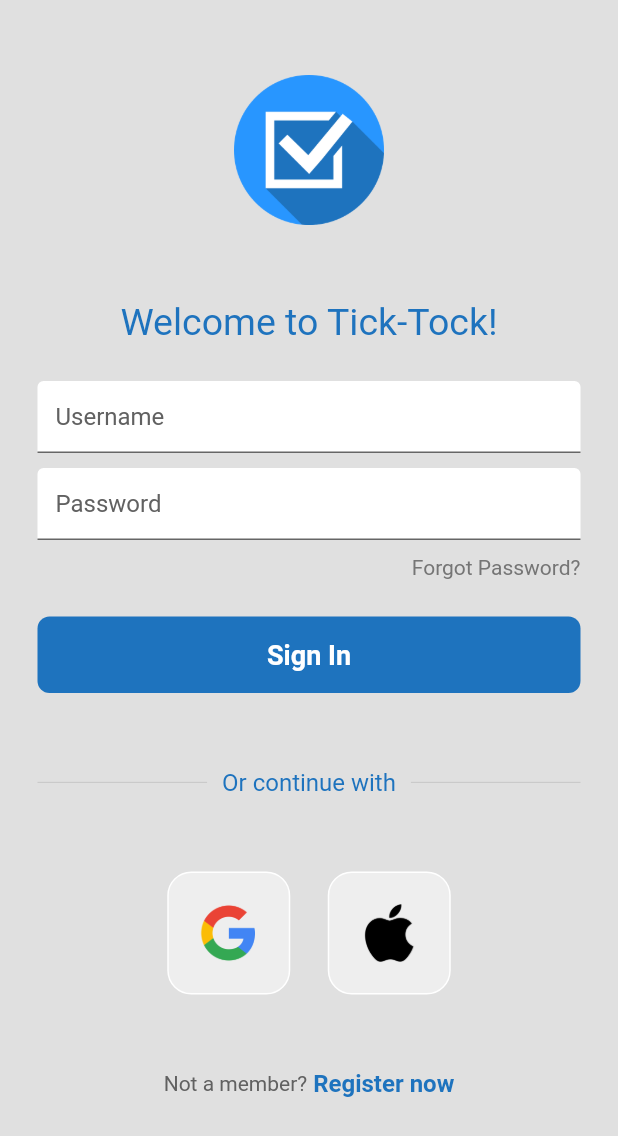
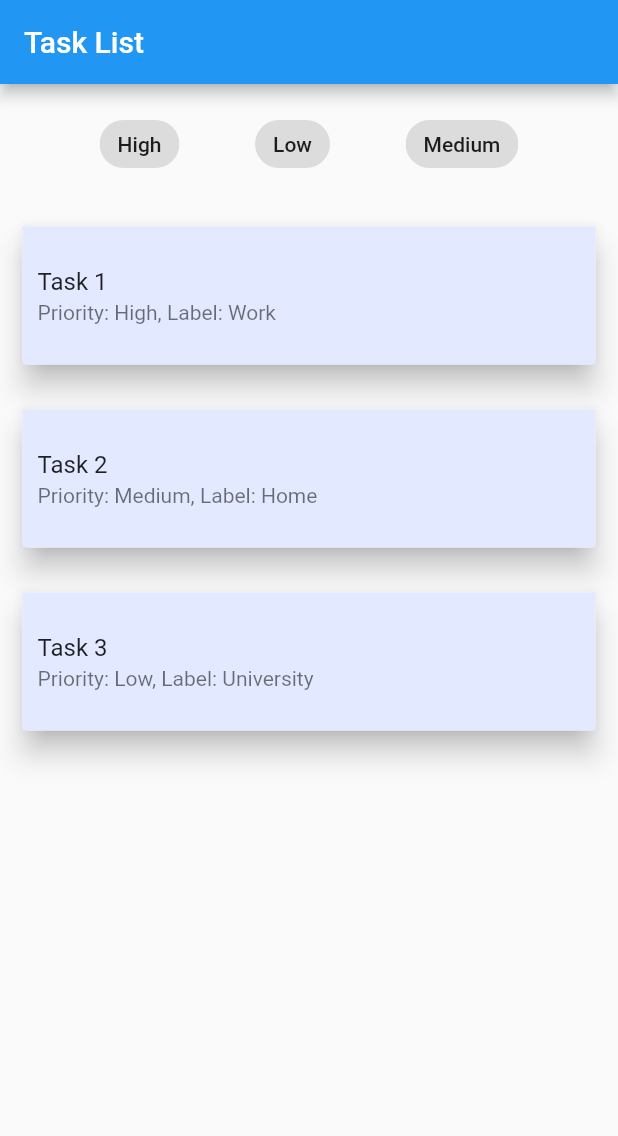
Before and after one commit to mudheerakariyawasam/to-do-app, a Flutter app: the screen it shows after launch, on a phone screen of 412 x 824 dp. Shown: the top 1136 px of the screen. Run offline on Flutter 3.47's test engine with Material 2 defaults, Android fonts, the phone set to English and light mode, and no system bars; our stand-ins replace animate_do, file_picker, fluttericon.

```diff
--- a/lib/main.dart
+++ b/lib/main.dart
@@ -3,6 +3,7 @@ import 'package:to_do_app/pages/dashboard_page.dart';
 import 'package:to_do_app/pages/datamanage_page.dart';
 import 'package:to_do_app/pages/taskadd_page.dart';
 import 'pages/login_page.dart';
+import 'pages/filter_page.dart';
 
 void main() {
   runApp(const MyApp());
@@ -15,7 +16,7 @@ class MyApp extends StatelessWidget {
   Widget build(BuildContext context) {
     return MaterialApp(
       debugShowCheckedModeBanner: false,
-      home: LoginPage(),
+      home: TaskListScreen(),
     );
   }
 }
--- /dev/null
+++ b/lib/model/task.dart
@@ -0,0 +1,14 @@
+class Task {
+  final String title;
+  final String priority;
+  final String label;
+
+  Task({required this.title, required this.priority, required this.label});
+}
+
+final List<Task> tasks = [
+  Task(title: "Task 1", priority: "High", label: "Work"),
+  Task(title: "Task 2", priority: "Medium", label: "Home"),
+  Task(title: "Task 3", priority: "Low", label: "University"),
+  // Add more tasks as needed
+];
--- a/lib/pages/datamanage_page.dart
+++ b/lib/pages/datamanage_page.dart
@@ -10,7 +10,7 @@ class DataManagePage extends StatelessWidget {
     return Scaffold(
       body: Container(
         width: double.infinity,
-        decoration: BoxDecoration(
+        decoration: const BoxDecoration(
             gradient: LinearGradient(begin: Alignment.topCenter, colors: [
           Colors.blue,
           Colors.blue,
--- /dev/null
+++ b/lib/pages/filter_page.dart
@@ -0,0 +1,75 @@
+import 'package:flutter/material.dart';
+import '/model/task.dart';
+
+class TaskListScreen extends StatefulWidget {
+  @override
+  _TaskListScreenState createState() => _TaskListScreenState();
+}
+
+class _TaskListScreenState extends State<TaskListScreen> {
+
+  final List<String> priority =[
+    'High',
+    'Low',
+    'Medium'
+  ];
+  List<String> selectedPriority = [];
+
+
+  @override
+  Widget build(BuildContext context) {
+    final filteredTasks = tasks.where((task) {
+      return selectedPriority.isEmpty ||
+          selectedPriority.contains(task.priority);
+    }).toList(); // Initialize with all tasks
+    return Scaffold(
+      appBar: AppBar(
+        title: Text('Task List'),
+      ),
+      body: Column(
+        children: [
+          Container(
+            padding: const EdgeInsets.all(8.0),
+            margin: const EdgeInsets.all(8.0),
+            child: Row(
+              mainAxisAlignment: MainAxisAlignment.spaceEvenly ,
+              children:priority.map((pty) => FilterChip(
+                selected:selectedPriority.contains(pty),
+                label:Text(pty),
+                onSelected:(selected){
+                  setState(() {
+                    if (selected) {
+                            selectedPriority.add(pty);
+                          } else {
+                            selectedPriority.remove(pty);
+                          }
+                  });
+                })).toList() ,
+            ),
+          ),
+          Expanded(
+            child: ListView.builder(
+              itemCount: filteredTasks.length,
+              itemBuilder: (context, index) {
+                final task = filteredTasks[index];
+                return Card(
+                  elevation: 8.0,
+                  margin: const EdgeInsets.all(15.0),
+                  child: Container(
+                    decoration: const BoxDecoration(color: Color.fromARGB(255, 227, 233, 255) ),
+                    child: ListTile(
+                      contentPadding: const EdgeInsets.symmetric(horizontal: 10,vertical: 10),
+                      title: Text(task.title),
+                      subtitle: Text(
+                      'Priority: ${task.priority}, Label: ${task.label}'),
+                ),
+                  ),
+                );
+              },
+            ),
+          ),
+        ],
+      ),
+    );
+  }
+}
```
